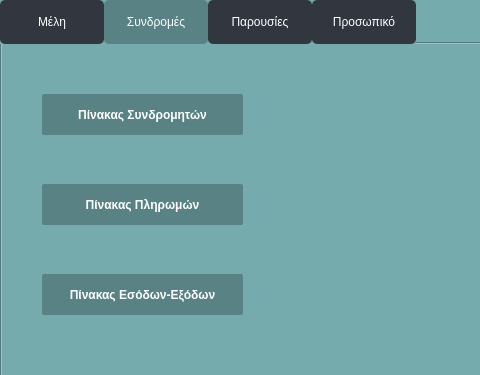
The window that untitled.ui (AntoniosSoula/database-project) describes before a commit, drawn with Qt 5; both pictures show x 0 to 480 and y 0 to 375 of the 800 by 604 pixel window.
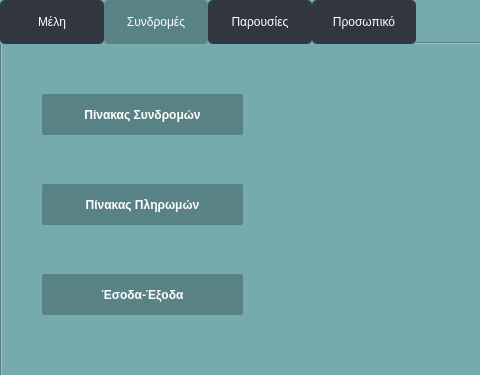
The same window after the commit. The open tabs and pages were chosen to show the change.

Patch:
```diff
--- a/untitled.ui
+++ b/untitled.ui
@@ -848,7 +848,7 @@
         }</string>
       </property>
       <property name="text">
-       <string>Πίνακας Συνδρομητών</string>
+       <string>Πίνακας Συνδρομών</string>
       </property>
      </widget>
      <widget class="QPushButton" name="buttonPliromon">
@@ -994,7 +994,7 @@
         }</string>
       </property>
       <property name="text">
-       <string>Πίνακας Εσόδων-Εξόδων</string>
+       <string>Έσοδα-Έξοδα</string>
       </property>
      </widget>
     </widget>
```
Left out of the diff: 2 changed lines with no effect on the pictures.
